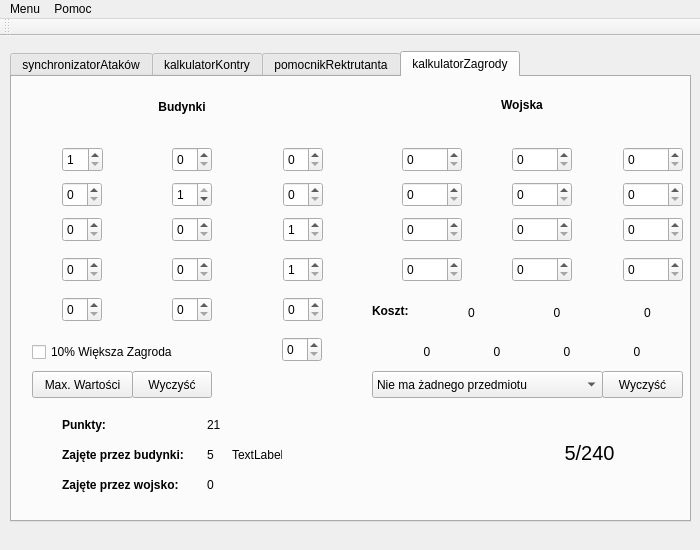
This is tribalmain.ui in cranCode/tribalToolkit as Qt 5 draws it before an edit. The edited form follows.
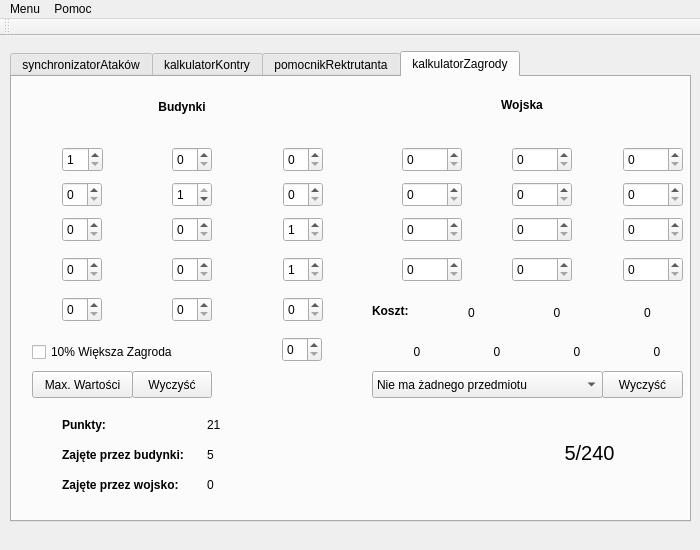
This is the edited form. Icons and pictures are not drawn.

Commit message: dzialajace itemy rycka. kilka poprawek

The edit to the form file:
```diff
--- a/tribalmain.ui
+++ b/tribalmain.ui
@@ -1260,9 +1260,9 @@
      <widget class="QLabel" name="Atak">
       <property name="geometry">
        <rect>
-        <x>390</x>
+        <x>375</x>
         <y>267</y>
-        <width>50</width>
+        <width>60</width>
         <height>15</height>
        </rect>
       </property>
@@ -1276,7 +1276,7 @@
      <widget class="QLabel" name="imgAtak">
       <property name="geometry">
        <rect>
-        <x>370</x>
+        <x>355</x>
         <y>267</y>
         <width>16</width>
         <height>16</height>
@@ -1301,7 +1301,7 @@
      <widget class="QLabel" name="imgObrona">
       <property name="geometry">
        <rect>
-        <x>441</x>
+        <x>435</x>
         <y>267</y>
         <width>16</width>
         <height>16</height>
@@ -1317,7 +1317,7 @@
      <widget class="QLabel" name="imgObronaKaw">
       <property name="geometry">
        <rect>
-        <x>511</x>
+        <x>515</x>
         <y>267</y>
         <width>16</width>
         <height>16</height>
@@ -1333,7 +1333,7 @@
      <widget class="QLabel" name="imgObronaLuk">
       <property name="geometry">
        <rect>
-        <x>581</x>
+        <x>595</x>
         <y>267</y>
         <width>16</width>
         <height>16</height>
@@ -1349,9 +1349,9 @@
      <widget class="QLabel" name="Obrona">
       <property name="geometry">
        <rect>
-        <x>460</x>
+        <x>455</x>
         <y>267</y>
-        <width>50</width>
+        <width>60</width>
         <height>15</height>
        </rect>
       </property>
@@ -1365,9 +1365,9 @@
      <widget class="QLabel" name="ObronaKaw">
       <property name="geometry">
        <rect>
-        <x>530</x>
+        <x>535</x>
         <y>267</y>
-        <width>50</width>
+        <width>60</width>
         <height>15</height>
        </rect>
       </property>
@@ -1381,10 +1381,10 @@
      <widget class="QLabel" name="ObronaLuk">
       <property name="geometry">
        <rect>
-        <x>600</x>
+        <x>615</x>
         <y>267</y>
-        <width>50</width>
-        <height>15</height>
+        <width>60</width>
+        <height>16</height>
        </rect>
       </property>
       <property name="text">
@@ -1503,19 +1503,6 @@
        </property>
       </item>
      </widget>
-     <widget class="QLabel" name="label">
-      <property name="geometry">
-       <rect>
-        <x>220</x>
-        <y>370</y>
-        <width>50</width>
-        <height>15</height>
-       </rect>
-      </property>
-      <property name="text">
-       <string>TextLabel</string>
-      </property>
-     </widget>
     </widget>
    </widget>
   </widget>
```
The commit also changes 2 other files.
